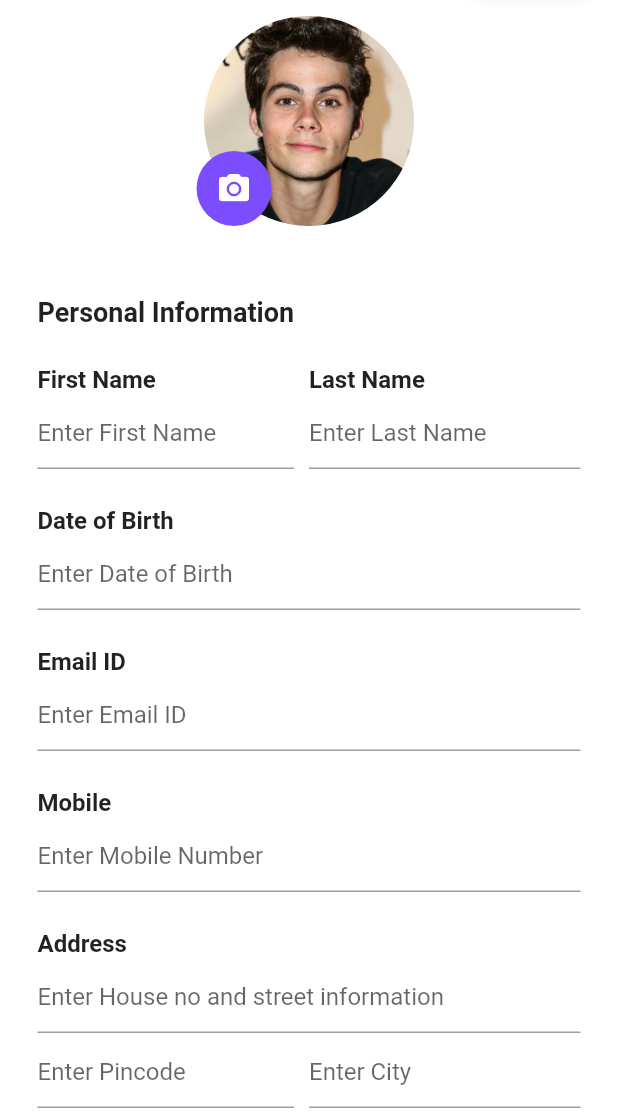
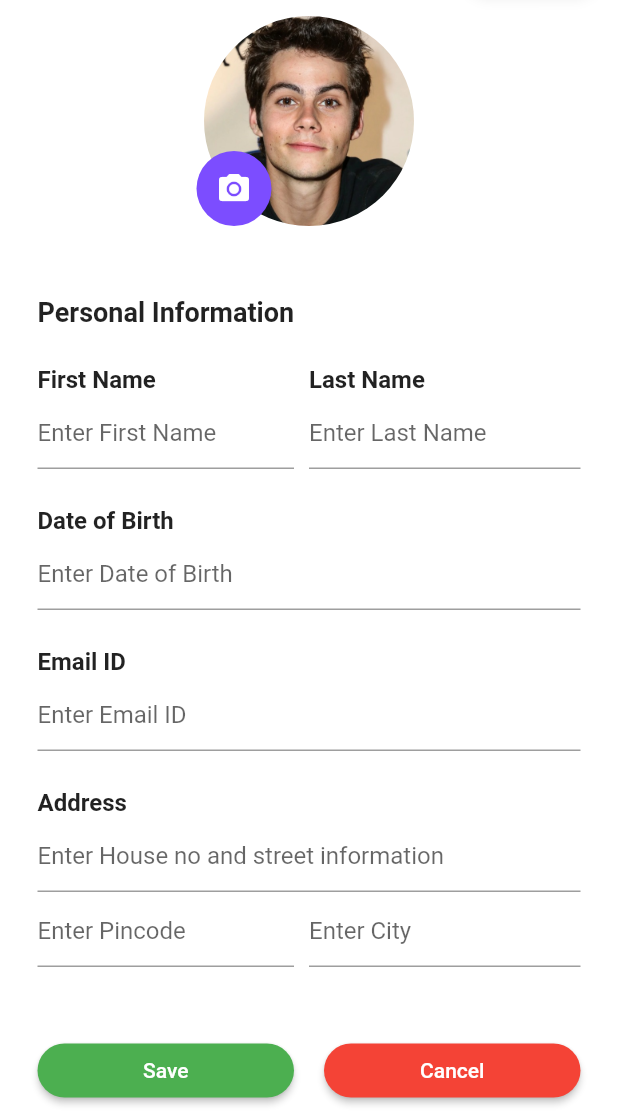
Before and after one commit to prafgup/treatment_checkup_app, a Flutter app: the ProfilePageP screen opened directly, after a tap on the "edit" icon, on a phone screen of 412 x 824 dp, the part 116-1236 px from its top. Run offline on Flutter 3.47's test engine with Material 2 defaults, Android fonts, the phone set to English and light mode, and no system bars; our stand-ins replace auto_size_text, cached_network_image, expandable, file_picker, firebase_auth, firebase_storage and 14 more; missing offline and left inert: barcode_scan, flutter_cupertino_date_picker, google_map_location_picker, menu_button, slide_popup_dialog, some_calendar; accounts and stored records are empty.

Commit message:
profile get/update without validation

```diff
--- a/lib/screens/ExerciseScreens/patient_profile.dart
+++ b/lib/screens/ExerciseScreens/patient_profile.dart
@@ -1,7 +1,7 @@
 import 'package:flutter/material.dart';
 import 'package:flutter/cupertino.dart';
 import 'package:treatment_checkup_app/services/auth/FirebaseUser.dart';
-
+import '../../services/auth/UserTypeService.dart';
 class ProfilePageP extends StatefulWidget {
   @override
   MapScreenState createState() => MapScreenState();
@@ -10,18 +10,77 @@ class ProfilePageP extends StatefulWidget {
 class MapScreenState extends State<ProfilePageP>
     with SingleTickerProviderStateMixin {
   bool _status = true;
+  bool _isLoading = false;
   final FocusNode myFocusNode = FocusNode();
+  final TextEditingController _userNameFirst = new TextEditingController();
+  final TextEditingController _userNameSecond = new TextEditingController();
+  final TextEditingController _emailId = new TextEditingController();
+  final TextEditingController _mobileNumber = new TextEditingController();
+  final TextEditingController _dob = new TextEditingController();
+  final TextEditingController _address = new TextEditingController();
+  final TextEditingController _pinCode = new TextEditingController();
+  final TextEditingController _city = new TextEditingController();
+  String _profilePic = "";
+  UserTypeService userService;
+  MyProfileUpdated myProfileUpdated;
 
   @override
   void initState() {
-    // TODO: implement initState
+    _isLoading = true;
+    userService = UserTypeService();
+    getMyProfile();
     super.initState();
   }
+
+
+  Future<void> getMyProfile() async {
+
+    myProfileUpdated = await userService.getMyProfileData();
+    _userNameFirst.text  = myProfileUpdated.firstName;
+    _userNameSecond.text = myProfileUpdated.lastName;
+    _emailId.text = myProfileUpdated.emailId;
+    _dob.text = myProfileUpdated.dob;
+    _address.text = myProfileUpdated.homeAddress;
+    _pinCode.text = myProfileUpdated.lastName;
+    _city.text = myProfileUpdated.lastName;
+
+    setState(() {
+      _isLoading = false;
+    });
+
+  }
+
+  Future<void> saveProfile() async {
+    setState(() {
+      _isLoading = true;
+    });
+
+    myProfileUpdated.firstName = _userNameFirst.text;
+    myProfileUpdated.firstName = _userNameFirst.text  ;
+    myProfileUpdated.lastName = _userNameSecond.text ;
+    myProfileUpdated.emailId = _emailId.text ;
+    myProfileUpdated.dob = _dob.text ;
+    myProfileUpdated.homeAddress = _address.text ;
+//    myProfileUpdated.lastName = _pinCode.text ;
+//    myProfileUpdated.lastName = _city.text ;
+
+
+    myProfileUpdated = await userService.updateMyProfileData(myProfileUpdated);
+
+
+    setState(() {
+      _isLoading = false;
+    });
+
+  }
+
 
   @override
   Widget build(BuildContext context) {
     return new Scaffold(
-        body: new Container(
+        body: Stack(
+          children: [
+            Container(
               color: Colors.white,
               child: new ListView(
                 children: <Widget>[
@@ -193,6 +252,7 @@ class MapScreenState extends State<ProfilePageP>
                                         child: Padding(
                                           padding: EdgeInsets.only(right: 10.0),
                                           child: new TextField(
+                                            controller: _userNameFirst,
                                             decoration: const InputDecoration(
                                                 hintText: "Enter First Name"),
                                             enabled: !_status,
@@ -202,6 +262,7 @@ class MapScreenState extends State<ProfilePageP>
                                       ),
                                       Flexible(
                                         child: new TextField(
+                                          controller: _userNameSecond,
                                           decoration: const InputDecoration(
                                               hintText: "Enter Last Name"),
                                           enabled: !_status,
@@ -239,6 +300,7 @@ class MapScreenState extends State<ProfilePageP>
                                     children: <Widget>[
                                       new Flexible(
                                         child: new TextField(
+                                          controller : _dob,
                                           decoration: const InputDecoration(
                                               hintText: "Enter Date of Birth"),
                                           enabled: !_status,
@@ -274,6 +336,7 @@ class MapScreenState extends State<ProfilePageP>
                                     children: <Widget>[
                                       new Flexible(
                                         child: new TextField(
+                                          controller : _emailId,
                                           decoration: const InputDecoration(
                                               hintText: "Enter Email ID"),
                                           enabled: !_status,
@@ -281,41 +344,7 @@ class MapScreenState extends State<ProfilePageP>
                                       ),
                                     ],
                                   )),
-                          Padding(
-                              padding: EdgeInsets.only(
-                                  left: 25.0, right: 25.0, top: 25.0),
-                              child: new Row(
-                                mainAxisSize: MainAxisSize.max,
-                                children: <Widget>[
-                                  new Column(
-                                    mainAxisAlignment: MainAxisAlignment.start,
-                                    mainAxisSize: MainAxisSize.min,
-                                    children: <Widget>[
-                                      new Text(
-                                        'Mobile',
-                                        style: TextStyle(
-                                            fontSize: 16.0,
-                                            fontWeight: FontWeight.bold),
-                                      ),
-                                    ],
-                                  ),
-                                ],
-                              )),
-                          Padding(
-                              padding: EdgeInsets.only(
-                                  left: 25.0, right: 25.0, top: 2.0),
-                              child: new Row(
-                                mainAxisSize: MainAxisSize.max,
-                                children: <Widget>[
-                                  new Flexible(
-                                    child: new TextField(
-                                      decoration: const InputDecoration(
-                                          hintText: "Enter Mobile Number"),
-                                      enabled: !_status,
-                                    ),
-                                  ),
-                                ],
-                              )),
+
                               Padding(
                                   padding: EdgeInsets.only(
                                       left: 25.0, right: 25.0, top: 25.0),
@@ -344,6 +373,7 @@ class MapScreenState extends State<ProfilePageP>
                                     children: <Widget>[
                                       new Flexible(
                                         child: new TextField(
+                                          controller : _address,
                                           decoration: const InputDecoration(
                                             hintText: "Enter House no and street information",
                                           ),
@@ -365,6 +395,7 @@ class MapScreenState extends State<ProfilePageP>
                                         child: Padding(
                                           padding: EdgeInsets.only(right: 10.0),
                                           child: new TextField(
+                                            controller : _pinCode,
                                             decoration: const InputDecoration(
                                                 hintText: "Enter Pincode"),
                                             enabled: !_status,
@@ -374,6 +405,7 @@ class MapScreenState extends State<ProfilePageP>
                                       ),
                                       Flexible(
                                         child: new TextField(
+                                          controller : _city,
                                           decoration: const InputDecoration(
                                               hintText: "Enter City"),
                                           enabled: !_status,
@@ -391,6 +423,13 @@ class MapScreenState extends State<ProfilePageP>
                   ),
                 ],
               ),
+            ),
+            _isLoading == true? Container(
+                color: Colors.black.withOpacity(0.5),
+                height: MediaQuery.of(context).size.height,
+                width: MediaQuery.of(context).size.width,
+                child: Center(child: CircularProgressIndicator(),)):Container(),
+          ],
         ));
   }
 
@@ -416,11 +455,18 @@ class MapScreenState extends State<ProfilePageP>
                     child: new Text("Save"),
                     textColor: Colors.white,
                     color: Colors.green,
-                    onPressed: () {
+                    onPressed: () async {
+                      try{
+                        await saveProfile();
                         setState(() {
                           _status = true;
                           FocusScope.of(context).requestFocus(new FocusNode());
                         });
+                      }
+                      catch(e){
+                        print("failed to update");
+                      }
+
                     },
                     shape: new RoundedRectangleBorder(
                         borderRadius: new BorderRadius.circular(20.0)),
--- a/lib/services/auth/UserTypeService.dart
+++ b/lib/services/auth/UserTypeService.dart
@@ -22,6 +22,7 @@ class UserTypeService{
   int userType = -1;
   String jwtToken = "";
   int userRegistered = -1;
+  MyProfileUpdated myProfileUpdated;
 
 
   static String baseUrl = "https://treatment-application-dep.herokuapp.com";
@@ -130,9 +131,11 @@ class UserTypeService{
     Map<String, String> requestBody = {
       "relative_2": relative2,
       "relative_1" : relative1,
-      "x-access-token" : jwtToken,
       "first_name" : firstName,
       "last_name" : lastName
+    };
+    Map<String, String> requestHeaders = {
+      'x-access-token': jwtToken
     };
     print("sending req");
     var response;
@@ -140,6 +143,7 @@ class UserTypeService{
       response = await http.post(
         registerAPI[0],
         body: requestBody,
+        headers: requestHeaders
       );
     }
     catch(e){
@@ -165,9 +169,11 @@ class UserTypeService{
     await checkJWTToken();
 
     Map<String, String> requestBody = {
-      "x-access-token" : jwtToken,
       "first_name" : firstName,
       "last_name" : lastName
+    };
+    Map<String, String> requestHeaders = {
+      'x-access-token': jwtToken
     };
     print("sending req");
     var response;
@@ -175,6 +181,7 @@ class UserTypeService{
       response = await http.post(
         registerAPI[1],
         body: requestBody,
+        headers: requestHeaders
       );
     }
     catch(e){
@@ -194,32 +201,148 @@ class UserTypeService{
 
   }
 
+  Future<MyProfileUpdated> getMyProfileData()async{
+
+
+    if(myProfileUpdated != null){
+      print("exists");
+      return MyProfileUpdated.fromJson(myProfileUpdated.toJson());
+    }
+    await checkUserType();
+    if(userType==-1) throw Error();
+    await checkJWTToken();
+
+
+    print("sending req");
+    var response;
+    Map<String, String> requestHeaders = {
+      "Content-Type": "application/json",
+      'x-access-token': jwtToken
+    };
+    try{
+      response = await http.get(
+        baseUrl + '/api/v1/profile/get' ,
+        headers: requestHeaders
+      );
+    }
+    catch(e){
+      print(e);
+    }
+    if(response.statusCode == 200){
+      print("Got Profile");
+      Map<String, dynamic> myObj = json.decode(response.body);
+      myProfileUpdated = myObj['profile'] != null
+          ? new MyProfileUpdated.fromJson(myObj['profile'])
+          : null;
+
+      print(myProfileUpdated.toJson());
+    }else {
+      print("Error in response");
+      print(response.body);
+      throw new Error();
+    }
+    print(response.body);
+    print(response.statusCode);
+    return MyProfileUpdated.fromJson(myProfileUpdated.toJson());
+
+  }
+
+  Future<MyProfileUpdated> updateMyProfileData(MyProfileUpdated updateQueryProfile)async{
+
+
+    if(myProfileUpdated != null){
+      print("exists");
+    }
+    await checkUserType();
+    if(userType==-1) throw Error();
+    await checkJWTToken();
+
+
+    print("sending req");
+    var response;
+    Map<String, String> requestHeaders = {
+      'x-access-token': jwtToken
+    };
+    try{
+      print("encoded val is ");
+      print( json.encode(updateQueryProfile.toJson()));
+      response = await http.post(
+          baseUrl + '/api/v1/profile/update' ,
+          headers: requestHeaders,
+          body: updateQueryProfile.toJson()
+      );
+    }
+    catch(e){
+      print(e);
+    }
+    if(response.statusCode == 200){
+      print("Got Profile");
+      Map<String, dynamic> myObj = json.decode(response.body);
+      myProfileUpdated = myObj['myProfileUpdated'] != null
+          ? new MyProfileUpdated.fromJson(myObj['myProfileUpdated'])
+          : null;
+
+      print(myProfileUpdated.toJson());
+    }else {
+      print("Error in response");
+      print(response.body);
+      throw new Error();
+    }
+    print(response.body);
+    print(response.statusCode);
+
+    return MyProfileUpdated.fromJson(myProfileUpdated.toJson());
+
+  }
+
+
 }
 
+class MyProfileUpdated {
+  String userId;
+  String firstName;
+  String lastName;
+  String dob;
+  String profilePic;
+  String homeAddress;
+  String emailId;
+  String createdDate;
+  String modifiedDate;
 
-//var map = new Map<String, dynamic>();
-//map['UserFullName']=user.displayName;
-//map['EmailAddress']=user.email;
-//map['AuthorizationPlatform']=type;
-//map['AuthorizationToken']=token;
-//map['UserDeviceID']=devicetoken;
-//
-//var loginjsondata = json.encode(map);
-//
-//final response = await http.post(baseUrl+'login',body: loginjsondata,
-//headers: {
-//'Content-Type':'application/json'
-//}
-//);
-//
-//print(response.body);
-//
-//if(response.statusCode==200){
-//var jsonData = json.decode(response.body);
-//String userid  = jsonData['data']["UserID"] ;
-//saveuserid(userid);
-//return response.statusCode;
-//}
-//else{
-//throw Error();
-//}
+  MyProfileUpdated(
+      {this.userId,
+        this.firstName,
+        this.lastName,
+        this.dob,
+        this.profilePic,
+        this.homeAddress,
+        this.emailId,
+        this.createdDate,
+        this.modifiedDate});
+
+  MyProfileUpdated.fromJson(Map<String, dynamic> json) {
+    userId = json['user_id'] == null ? "" : json['user_id'];
+    firstName = json['first_name'] == null ? "" : json['first_name'];
+    lastName = json['last_name'] == null ? "" : json['last_name'];
+    dob = json['dob'] == null ? "" : json['dob'];
+    profilePic = json['profile_pic'] == null ? "" : json['profile_pic'];
+    homeAddress = json['home_address'] == null ? "" : json['home_address'];
+    emailId = json['email_id'] == null ? "" : json['email_id'];
+    createdDate = json['created_date'] == null ? "" : json['created_date'];
+    modifiedDate = json['modified_date'] == null ? "" : json['modified_date'];
+  }
+
+  Map<String, dynamic> toJson() {
+    final Map<String, String> data = new Map<String, String>();
+    data['user_id'] = this.userId == null ? "" : this.userId;
+    data['first_name'] = this.firstName == null ? "" : this.firstName;
+    data['last_name'] = this.lastName == null ? "" : this.lastName;
+    data['dob'] = this.dob == null ? "" : this.dob;
+    data['profile_pic'] = this.profilePic == null ? "" : this.profilePic;
+    data['home_address'] = this.homeAddress == null ? "" : this.homeAddress;
+    data['email_id'] = this.emailId == null ? "" : this.emailId;
+    data['created_date'] = this.createdDate == null ? "" : this.createdDate;
+    data['modified_date'] = this.modifiedDate == null ? "" : this.modifiedDate;
+    return data;
+  }
+}
```
Lines whose indentation alone changed are shown as unchanged.
